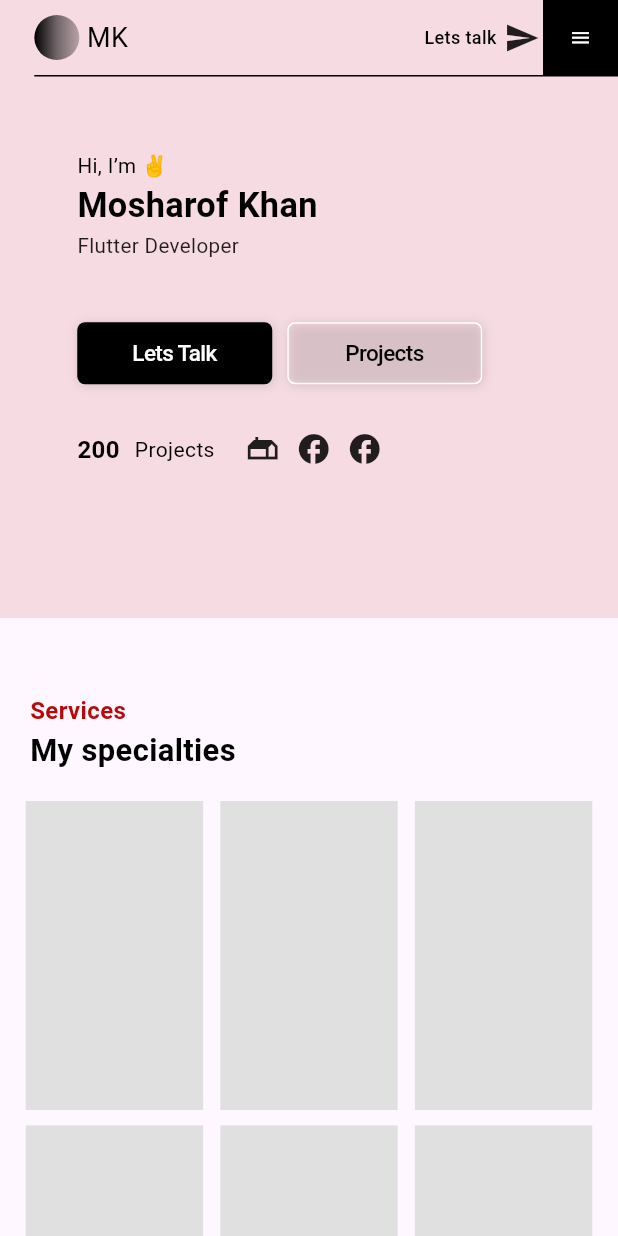
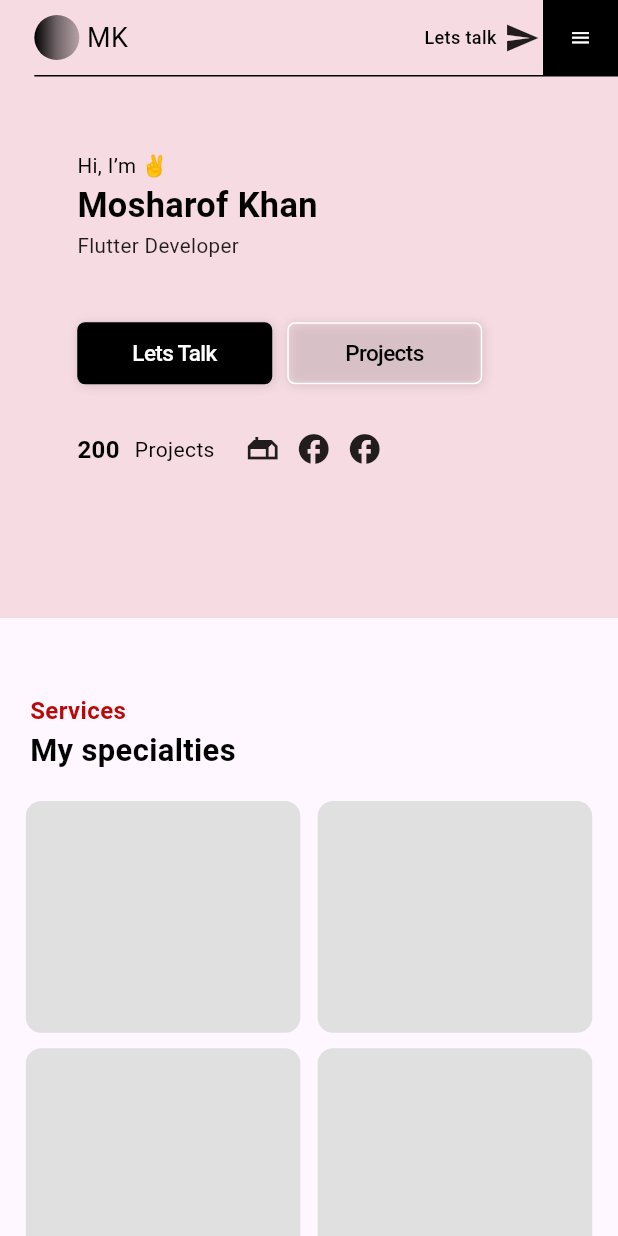
Before and after one commit to mosharof00/Portfolio, a Flutter app: the screen it shows after launch, on a phone screen of 412 x 824 dp. Run offline on Flutter 3.47's test engine with Material 3 defaults, Android fonts, the phone set to English and light mode, and no system bars; drawn by our look-alikes of flutter_animate; our stand-ins replace cached_network_image, flutter_screenutil, flutter_staggered_animations, flutter_svg, get, google_fonts and 5 more; accounts and stored records are empty; key blocks and very long unbroken strings in the code were emptied for the run.

Commit message:
Update Specialties

```diff
--- /dev/null
+++ b/lib/app/models/project_model.dart
@@ -0,0 +1,104 @@
+// To parse this JSON data, do
+//
+//     final projectModel = projectModelFromJson(jsonString);
+
+import 'dart:convert';
+
+ProjectModel projectModelFromJson(String str) => ProjectModel.fromJson(json.decode(str));
+
+String projectModelToJson(ProjectModel data) => json.encode(data.toJson());
+
+class ProjectModel {
+  String? id;
+  String? title;
+  String? subTitle;
+  String? description;
+  List<String>? imageUrls;
+  DateTime? createdAt;
+  DateTime? updatedAt;
+  dynamic videoLink;
+  dynamic githubLink;
+  dynamic playStoreLink;
+  dynamic otherPublishedLink;
+  dynamic coverImageUrl;
+  dynamic profileImageUrl;
+
+  ProjectModel({
+    this.id,
+    this.title,
+    this.subTitle,
+    this.description,
+    this.imageUrls,
+    this.createdAt,
+    this.updatedAt,
+    this.videoLink,
+    this.githubLink,
+    this.playStoreLink,
+    this.otherPublishedLink,
+    this.coverImageUrl,
+    this.profileImageUrl,
+  });
+
+  ProjectModel copyWith({
+    String? id,
+    String? title,
+    String? subTitle,
+    String? description,
+    List<String>? imageUrls,
+    DateTime? createdAt,
+    DateTime? updatedAt,
+    dynamic videoLink,
+    dynamic githubLink,
+    dynamic playStoreLink,
+    dynamic otherPublishedLink,
+    dynamic coverImageUrl,
+    dynamic profileImageUrl,
+  }) =>
+      ProjectModel(
+        id: id ?? this.id,
+        title: title ?? this.title,
+        subTitle: subTitle ?? this.subTitle,
+        description: description ?? this.description,
+        imageUrls: imageUrls ?? this.imageUrls,
+        createdAt: createdAt ?? this.createdAt,
+        updatedAt: updatedAt ?? this.updatedAt,
+        videoLink: videoLink ?? this.videoLink,
+        githubLink: githubLink ?? this.githubLink,
+        playStoreLink: playStoreLink ?? this.playStoreLink,
+        otherPublishedLink: otherPublishedLink ?? this.otherPublishedLink,
+        coverImageUrl: coverImageUrl ?? this.coverImageUrl,
+        profileImageUrl: profileImageUrl ?? this.profileImageUrl,
+      );
+
+  factory ProjectModel.fromJson(Map<String, dynamic> json) => ProjectModel(
+    id: json["id"],
+    title: json["title"],
+    subTitle: json["sub_title"],
+    description: json["description"],
+    imageUrls: json["image_urls"] == null ? [] : List<String>.from(json["image_urls"]!.map((x) => x)),
+    createdAt: json["created_at"] == null ? null : DateTime.parse(json["created_at"]),
+    updatedAt: json["updated_at"] == null ? null : DateTime.parse(json["updated_at"]),
+    videoLink: json["video_link"],
+    githubLink: json["github_link"],
+    playStoreLink: json["play_store_link"],
+    otherPublishedLink: json["other_published_link"],
+    coverImageUrl: json["cover_image_url"],
+    profileImageUrl: json["profile_image_url"],
+  );
+
+  Map<String, dynamic> toJson() => {
+    "id": id,
+    "title": title,
+    "sub_title": subTitle,
+    "description": description,
+    "image_urls": imageUrls == null ? [] : List<dynamic>.from(imageUrls!.map((x) => x)),
+    "created_at": createdAt?.toIso8601String(),
+    "updated_at": updatedAt?.toIso8601String(),
+    "video_link": videoLink,
+    "github_link": githubLink,
+    "play_store_link": playStoreLink,
+    "other_published_link": otherPublishedLink,
+    "cover_image_url": coverImageUrl,
+    "profile_image_url": profileImageUrl,
+  };
+}
--- a/lib/app/modules/home/controllers/home_controller.dart
+++ b/lib/app/modules/home/controllers/home_controller.dart
@@ -1,9 +1,57 @@
 import 'package:get/get.dart';
+import 'package:portfolio/app/models/project_model.dart';
+
+import '../../../../global/global_snackbar.dart';
+import '../../../../helper/logger.dart';
+import '../../../repository/supabase_repository.dart';
 
 class HomeController extends GetxController {
   //TODO: Implement HomeController
+  final SupabaseRepository _repository = SupabaseRepository();
 
 
+  final project = ProjectModel().obs;
+  final isProjectLoading = false.obs;
 
 
+  List<String> shopaholicSellerImages = [
+    "https://degkxhvzbgmbprftuxra.supabase.co/storage/v1/object/public/images/shopaholic_seller/Group%20image.png",
+    "https://degkxhvzbgmbprftuxra.supabase.co/storage/v1/object/public/images/shopaholic_seller/IMG-20250407-WA0007.jpg",
+    "https://degkxhvzbgmbprftuxra.supabase.co/storage/v1/object/public/images/shopaholic_seller/IMG-20250407-WA0008.jpg",
+    "https://degkxhvzbgmbprftuxra.supabase.co/storage/v1/object/public/images/shopaholic_seller/IMG-20250407-WA0013.jpg",
+    "https://degkxhvzbgmbprftuxra.supabase.co/storage/v1/object/public/images/shopaholic_seller/IMG-20250407-WA0014.jpg"
+  ];
+
+
+  ///   Get worker
+  Future<void> getProjects() async {
+    try {
+      isProjectLoading.value = true;
+      final response = await _repository.fetchSingleRowData(
+          tableName: 'projects', column: 'id', value: "5605929d-62af-4d94-819c-ee1c977271df");
+
+      Log.i(response);
+      if(response != null){
+        project .value = ProjectModel.fromJson(response);
+      }else{
+        Log.e("project not found");
+      }
+      isProjectLoading.value = false;
+    } catch (e) {
+      isProjectLoading.value = false;
+      Log.e(e);
+      globalSnackBar(
+          title: "Error!",
+          message: "Something went wrong. Please try again latter. \n$e");
+    }
+  }
+
+
+  @override
+  void onInit() {
+    // TODO: implement onInit
+    getProjects();
+    super.onInit();
+  }
+
 }
--- a/lib/app/modules/home/views/home_view.dart
+++ b/lib/app/modules/home/views/home_view.dart
@@ -1,11 +1,9 @@
 import 'package:flutter/material.dart';
 import 'package:flutter_animate/flutter_animate.dart';
 import 'package:flutter_screenutil/flutter_screenutil.dart';
-import 'package:flutter_staggered_animations/flutter_staggered_animations.dart';
-import 'package:flutter_staggered_grid_view/flutter_staggered_grid_view.dart';
 
 import 'package:get/get.dart';
-import 'package:portfolio/app/modules/home/widgets/service_description.dart';
+import 'package:portfolio/app/modules/home/widgets/my_specialties.dart';
 import 'package:portfolio/gen/colors.gen.dart';
 import 'package:portfolio/global/app_text_style.dart';
 import 'package:portfolio/global/custom_svg_image.dart';
@@ -24,6 +22,7 @@ class HomeView extends GetView<HomeController> {
   @override
   Widget build(BuildContext context) {
     print('Screen width: ${Responsive2.screenWidth(context)}');
+    Get.put(HomeController(), permanent: true);
     return SafeArea(
       child: Scaffold(
         body: SingleChildScrollView(
@@ -270,64 +269,8 @@ class HomeView extends GetView<HomeController> {
                     ],
                   )),
               50.height,
-              Padding(
-                padding: EdgeInsets.symmetric(horizontal: 20),
-                child: Column(
-                  children: [
-                    Row(
-                      children: [
-                        Expanded(
-                          child: Column(
-                            mainAxisAlignment: MainAxisAlignment.start,
-                            crossAxisAlignment: CrossAxisAlignment.start,
-                            children: [
-                              AppTextStyle(
-                                text: "Services",
-                                color: ColorName.primaryColor,
-                                fontSize: 16,
-                                fontWeight: FontWeight.bold,
-                              ),
-                              AppTextStyle(
-                                text: "My specialties",
-                                fontSize: 18.sp,
-                                fontWeight: FontWeight.bold,
-                              ),
-                            ],
-                          ),
-                        ),
-                        Responsive.isMobile(context)
-                            ? 0.width
-                            : Expanded(child: serviceDescription())
-                      ],
-                    ),
-                  ],
-                ),
-              ),
-              20.height,
-              Padding(
-                padding: EdgeInsets.only(left: 15.w, right: 15.w),
-                child: MasonryGridView.count(
-                    // scrollDirection: Axis.horizontal,
-                    physics: NeverScrollableScrollPhysics(),
-                    shrinkWrap: true,
-                    padding: EdgeInsets.zero,
-                    crossAxisCount: 3,
-                    mainAxisSpacing: 10.h,
-                    crossAxisSpacing: 10.w,
-                    itemCount: HomeStaticList.specialties.length,
-                    itemBuilder: (context, index) {
-                      final specialist = HomeStaticList.specialties[index];
-                      return AnimationConfiguration.staggeredList(
-                        position: index,
-                        duration: const Duration(milliseconds: 300),
-                        child: ScaleAnimation(
-                            child: Container(
-                          height: 200.h,
-                          decoration:
-                              BoxDecoration(color: Colors.grey.shade300),
-                        )),
-                      );
-                    }),
+              MySpecialties(
+                context: context,
               ),
               20.height,
             ],
--- a/lib/app/modules/home/widgets/hello_container.dart
+++ b/lib/app/modules/home/widgets/hello_container.dart
@@ -4,37 +4,3 @@ import 'package:portfolio/global/sizedbox_extension.dart';
 
 import '../../../../gen/colors.gen.dart';
 import '../../../../global/app_text_style.dart';
-
-Widget helloContainer(
-    {double? height, double? width, EdgeInsetsGeometry? margin}) {
-  return Container(
-    height: height,
-    width: width,
-    margin: margin,
-    padding: EdgeInsets.all(10),
-    decoration: BoxDecoration(
-        color: Colors.black,
-        borderRadius: BorderRadius.circular(10.r),
-        border: Border.all(color: Colors.white70, width: 0.5)),
-    child: Column(
-      children: [
-        Icon(
-          Icons.arrow_forward,
-          color: ColorName.primaryColor,
-        ),
-        Spacer(),
-        AppTextStyle(
-          text: "SAY HELLO!",
-          color: Colors.yellow.shade800,
-          fontSize: 16,
-        ),
-        5.height,
-        AppTextStyle(
-          text: "mosharof5khan@gmail.com",
-          color: Colors.white,
-          fontSize: 16,
-        ),
-      ],
-    ),
-  );
-}
--- /dev/null
+++ b/lib/app/modules/home/widgets/my_specialties.dart
@@ -0,0 +1,141 @@
+import 'package:flutter/material.dart';
+import 'package:flutter_screenutil/flutter_screenutil.dart';
+import 'package:flutter_staggered_animations/flutter_staggered_animations.dart';
+import 'package:flutter_staggered_grid_view/flutter_staggered_grid_view.dart';
+import 'package:get/get.dart';
+import 'package:portfolio/global/sizedbox_extension.dart';
+
+import '../../../../gen/colors.gen.dart';
+import '../../../../global/app_text_style.dart';
+import '../../../../helper/responsive_layout.dart';
+import 'home_static_list.dart';
+
+class MySpecialties extends StatelessWidget {
+  const MySpecialties({super.key, required this.context});
+  final BuildContext context;
+
+  @override
+  Widget build(context) {
+    return Column(
+      children: [
+        Padding(
+          padding: EdgeInsets.symmetric(horizontal: 20),
+          child: Column(
+            children: [
+              Row(
+                children: [
+                  Expanded(
+                    child: Column(
+                      mainAxisAlignment: MainAxisAlignment.start,
+                      crossAxisAlignment: CrossAxisAlignment.start,
+                      children: [
+                        AppTextStyle(
+                          text: "Services",
+                          color: ColorName.primaryColor,
+                          fontSize: 16,
+                          fontWeight: FontWeight.bold,
+                        ),
+                        AppTextStyle(
+                          text: "My specialties",
+                          fontSize: 18.sp,
+                          fontWeight: FontWeight.bold,
+                        ),
+                      ],
+                    ),
+                  ),
+                  Responsive.isMobile(context)
+                      ? 0.width
+                      : Expanded(
+                          child: AppTextStyle(
+                            text:
+                                "Synergistically seize front-end methods of empowerment without extensive core competencies. Progressively repurpose alternative platforms",
+                          ),
+                        )
+                ],
+              ),
+            ],
+          ),
+        ),
+        20.height,
+        Padding(
+          padding: EdgeInsets.only(left: 15.w, right: 15.w),
+          child: Row(
+            children: [
+              Expanded(
+                flex: 3,
+                child: MasonryGridView.count(
+                    // scrollDirection: Axis.horizontal,
+                    physics: NeverScrollableScrollPhysics(),
+                    shrinkWrap: true,
+                    padding: EdgeInsets.zero,
+                    crossAxisCount: Responsive.isMobile(context) ? 2 : 3,
+                    mainAxisSpacing: 10.h,
+                    crossAxisSpacing: 10.w,
+                    itemCount: HomeStaticList.specialties.length,
+                    itemBuilder: (context, index) {
+                      final specialist = HomeStaticList.specialties[index];
+                      return AnimationConfiguration.staggeredList(
+                        position: index,
+                        duration: const Duration(milliseconds: 300),
+                        child: ScaleAnimation(
+                            child: Container(
+                          height: 150.h,
+                          decoration: BoxDecoration(
+                            color: Colors.grey.shade300,
+                            borderRadius: BorderRadius.circular(10.r),
+                          ),
+                        )),
+                      );
+                    }),
+              ),
+              Responsive.isMobile(context)
+                  ? SizedBox.shrink()
+                  : Expanded(
+                      flex: 1,
+                      child: _helloContainer(
+                          margin: EdgeInsets.only(left: 10.w), height: 300.h))
+            ],
+          ),
+        ),
+        Responsive.isMobile(context)
+            ? _helloContainer(
+                margin: EdgeInsets.all(10.r), height: 150.h, width: Get.width)
+            : SizedBox.shrink()
+      ],
+    );
+  }
+}
+
+Widget _helloContainer(
+    {double? height, double? width, EdgeInsetsGeometry? margin}) {
+  return Container(
+    height: height ?? 200.h,
+    width: width,
+    margin: margin,
+    padding: EdgeInsets.all(10),
+    decoration: BoxDecoration(
+        color: Colors.black,
+        borderRadius: BorderRadius.circular(10.r),
+        border: Border.all(color: Colors.white70, width: 0.5)),
+    child: Column(
+      children: [
+        Icon(
+          Icons.arrow_forward,
+          color: ColorName.primaryColor,
+        ),
+        Spacer(),
+        AppTextStyle(
+          text: "SAY HELLO!",
+          color: Colors.yellow.shade800,
+          fontSize: 16,
+        ),
+        5.height,
+        AppTextStyle(
+          text: "mosharof5khan@gmail.com",
+          color: Colors.white,
+          fontSize: 16,
+        ),
+      ],
+    ),
+  );
+}
--- a/lib/app/modules/home/widgets/service_description.dart
+++ /dev/null
@@ -1,10 +0,0 @@
-import 'package:flutter/cupertino.dart';
-import 'package:portfolio/global/app_text_style.dart';
-
-Widget serviceDescription() {
-  return AppTextStyle(
-      text:
-          "Synergistically seize front-end methods of empowerment without extensive core competencies. Progressively repurpose alternative platforms",
-
-  );
-}
--- a/lib/app/modules/splash/controllers/splash_controller.dart
+++ b/lib/app/modules/splash/controllers/splash_controller.dart
@@ -1,4 +1,5 @@
 import 'package:get/get.dart';
+import 'package:portfolio/app/modules/home/controllers/home_controller.dart';
 import 'package:portfolio/app/routes/app_pages.dart';
 
 import '../../../services/local_store_config.dart';
@@ -10,6 +11,7 @@ class SplashController extends GetxController {
   Future<void> _navigateToMainPage() async {
     await _setupApp();
 
+     Get.put(HomeController(),permanent: true);
     // Future.delayed(Duration(seconds: 1));
     Get.offAllNamed(Routes.HOME);
   }
--- a/lib/app/repository/supabase_repository.dart
+++ b/lib/app/repository/supabase_repository.dart
@@ -61,12 +61,22 @@ class SupabaseRepository {
   }
 
   // Function to fetch data from a table with a filter
-  Future<List<dynamic>> fetchDataWithFilter(
+
+  Future<Map<String, dynamic>?> fetchSingleRowData(
       {required String tableName,
-      required String column,
-      required String value}) async {
+        required String column,
+        required dynamic value}) async {
     try {
-      final response = await _client.from(tableName).select().eq(column, value);
+      final response = await _client
+          .from(tableName) // Replace with your table name
+          .select()
+          .eq(column, value) // Replace with your UUID column name
+          .single(); // Fetch only one row
+
+      if (response.isEmpty) {
+        Log.e('No data found');
+        return null;
+      }
       return response;
     } catch (e) {
       throw Exception('Error fetching data: $e');
```
